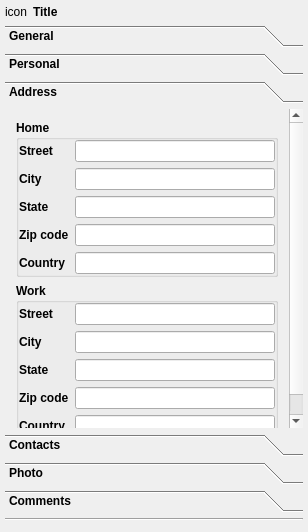
Qt form src/plugins/vcard/vcarddialog2.ui (xnamed/vacuum-im) before a commit.
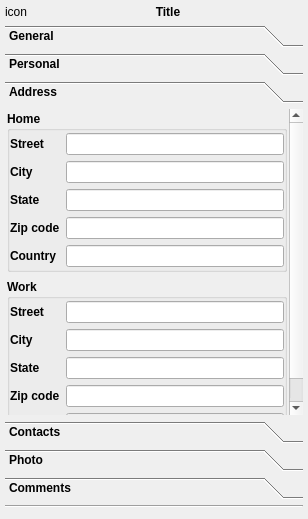
The same form after that commit. The open tabs and pages were chosen to show the change. Custom widgets are drawn as their Qt base class.

Diff of the .ui file:
```diff
--- a/src/plugins/vcard/vcarddialog2.ui
+++ b/src/plugins/vcard/vcarddialog2.ui
@@ -7,7 +7,7 @@
     <x>0</x>
     <y>0</y>
     <width>308</width>
-    <height>532</height>
+    <height>519</height>
    </rect>
   </property>
   <property name="sizePolicy">
@@ -61,6 +61,9 @@
        <property name="text">
         <string>Title</string>
        </property>
+       <property name="alignment">
+        <set>Qt::AlignCenter</set>
+       </property>
       </widget>
      </item>
     </layout>
@@ -359,13 +362,28 @@
         <x>0</x>
         <y>0</y>
         <width>298</width>
-        <height>305</height>
+        <height>311</height>
        </rect>
       </property>
       <attribute name="label">
        <string>Address</string>
       </attribute>
       <layout class="QGridLayout" name="gridLayout_3">
+       <property name="leftMargin">
+        <number>2</number>
+       </property>
+       <property name="topMargin">
+        <number>2</number>
+       </property>
+       <property name="rightMargin">
+        <number>2</number>
+       </property>
+       <property name="bottomMargin">
+        <number>2</number>
+       </property>
+       <property name="verticalSpacing">
+        <number>7</number>
+       </property>
        <item row="0" column="0">
         <widget class="QGroupBox" name="grbHomeAdress">
          <property name="sizePolicy">
@@ -381,17 +399,20 @@
           <bool>true</bool>
          </property>
          <layout class="QFormLayout" name="lotAdressHome">
+          <property name="verticalSpacing">
+           <number>6</number>
+          </property>
           <property name="leftMargin">
            <number>0</number>
           </property>
           <property name="topMargin">
-           <number>0</number>
+           <number>2</number>
           </property>
           <property name="rightMargin">
            <number>0</number>
           </property>
           <property name="bottomMargin">
-           <number>0</number>
+           <number>2</number>
           </property>
           <item row="0" column="0">
            <widget class="QLabel" name="lblHomeStreet">
@@ -476,17 +497,20 @@
           <bool>true</bool>
          </property>
          <layout class="QFormLayout" name="lotAdressWork">
+          <property name="verticalSpacing">
+           <number>6</number>
+          </property>
           <property name="leftMargin">
            <number>0</number>
           </property>
           <property name="topMargin">
-           <number>0</number>
+           <number>2</number>
           </property>
           <property name="rightMargin">
            <number>0</number>
           </property>
           <property name="bottomMargin">
-           <number>0</number>
+           <number>2</number>
           </property>
           <item row="0" column="0">
            <widget class="QLabel" name="lblWorkStreet">
```
Left out of the diff: 35 changed lines with no effect on the pictures.
